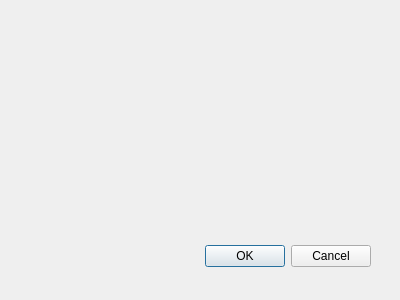
EthanXzhang/TransformPlatform, file projectiondialog.ui: the form before one commit.
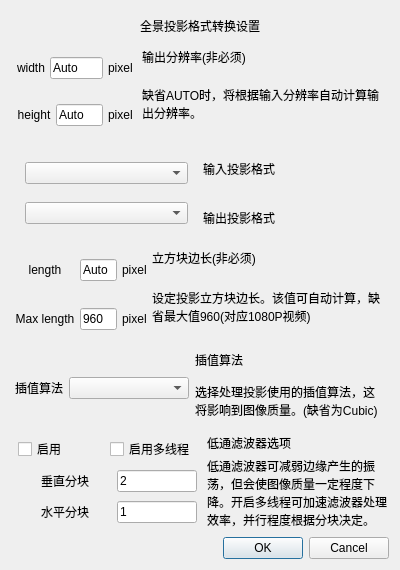
The form after the commit.

Commit message:
Projection UI finish
backup point at 2018.3.13 21:30

Patch:
```diff
--- a/projectiondialog.ui
+++ b/projectiondialog.ui
@@ -9,28 +9,724 @@
     <x>0</x>
     <y>0</y>
     <width>400</width>
-    <height>300</height>
+    <height>570</height>
    </rect>
   </property>
+  <property name="sizePolicy">
+   <sizepolicy hsizetype="Fixed" vsizetype="Fixed">
+    <horstretch>0</horstretch>
+    <verstretch>0</verstretch>
+   </sizepolicy>
+  </property>
   <property name="windowTitle">
    <string>Dialog</string>
   </property>
-  <widget name="buttonBox" class="QDialogButtonBox">
-   <property name="geometry">
-    <rect>
-     <x>30</x>
-     <y>240</y>
-     <width>341</width>
-     <height>32</height>
-    </rect>
-   </property>
-   <property name="orientation">
-    <enum>Qt::Horizontal</enum>
-   </property>
-   <property name="standardButtons">
-    <set>QDialogButtonBox::Cancel|QDialogButtonBox::Ok</set>
-   </property>
-  </widget>
+  <layout class="QGridLayout" name="gridLayout">
+   <item row="1" column="0">
+    <widget class="QDialogButtonBox" name="buttonBox">
+     <property name="orientation">
+      <enum>Qt::Horizontal</enum>
+     </property>
+     <property name="standardButtons">
+      <set>QDialogButtonBox::Cancel|QDialogButtonBox::Ok</set>
+     </property>
+    </widget>
+   </item>
+   <item row="0" column="0">
+    <layout class="QVBoxLayout" name="verticalLayout">
+     <property name="spacing">
+      <number>5</number>
+     </property>
+     <property name="leftMargin">
+      <number>2</number>
+     </property>
+     <property name="topMargin">
+      <number>2</number>
+     </property>
+     <property name="rightMargin">
+      <number>2</number>
+     </property>
+     <property name="bottomMargin">
+      <number>2</number>
+     </property>
+     <item>
+      <widget class="QLabel" name="label_7">
+       <property name="maximumSize">
+        <size>
+         <width>16777215</width>
+         <height>25</height>
+        </size>
+       </property>
+       <property name="styleSheet">
+        <string notr="true">font: 75 10pt &quot;微软雅黑&quot;;</string>
+       </property>
+       <property name="text">
+        <string>全景投影格式转换设置</string>
+       </property>
+       <property name="alignment">
+        <set>Qt::AlignCenter</set>
+       </property>
+      </widget>
+     </item>
+     <item>
+      <layout class="QHBoxLayout" name="horizontalLayout">
+       <property name="leftMargin">
+        <number>2</number>
+       </property>
+       <property name="topMargin">
+        <number>2</number>
+       </property>
+       <property name="rightMargin">
+        <number>2</number>
+       </property>
+       <property name="bottomMargin">
+        <number>2</number>
+       </property>
+       <item>
+        <layout class="QVBoxLayout" name="verticalLayout_2">
+         <property name="spacing">
+          <number>5</number>
+         </property>
+         <property name="leftMargin">
+          <number>2</number>
+         </property>
+         <property name="topMargin">
+          <number>2</number>
+         </property>
+         <property name="rightMargin">
+          <number>2</number>
+         </property>
+         <property name="bottomMargin">
+          <number>2</number>
+         </property>
+         <item>
+          <layout class="QHBoxLayout" name="horizontalLayout_2">
+           <item>
+            <widget class="QLabel" name="label_3">
+             <property name="sizePolicy">
+              <sizepolicy hsizetype="Preferred" vsizetype="Preferred">
+               <horstretch>0</horstretch>
+               <verstretch>0</verstretch>
+              </sizepolicy>
+             </property>
+             <property name="text">
+              <string>width</string>
+             </property>
+             <property name="alignment">
+              <set>Qt::AlignCenter</set>
+             </property>
+            </widget>
+           </item>
+           <item>
+            <widget class="QLineEdit" name="widthEdit">
+             <property name="sizePolicy">
+              <sizepolicy hsizetype="Preferred" vsizetype="Fixed">
+               <horstretch>0</horstretch>
+               <verstretch>0</verstretch>
+              </sizepolicy>
+             </property>
+             <property name="maximumSize">
+              <size>
+               <width>80</width>
+               <height>16777215</height>
+              </size>
+             </property>
+             <property name="text">
+              <string>Auto</string>
+             </property>
+            </widget>
+           </item>
+           <item>
+            <widget class="QLabel" name="label_4">
+             <property name="text">
+              <string>pixel</string>
+             </property>
+            </widget>
+           </item>
+          </layout>
+         </item>
+         <item>
+          <layout class="QHBoxLayout" name="horizontalLayout_3">
+           <item>
+            <widget class="QLabel" name="label_5">
+             <property name="text">
+              <string>height</string>
+             </property>
+             <property name="alignment">
+              <set>Qt::AlignCenter</set>
+             </property>
+            </widget>
+           </item>
+           <item>
+            <widget class="QLineEdit" name="heightEdit">
+             <property name="sizePolicy">
+              <sizepolicy hsizetype="Preferred" vsizetype="Fixed">
+               <horstretch>0</horstretch>
+               <verstretch>0</verstretch>
+              </sizepolicy>
+             </property>
+             <property name="maximumSize">
+              <size>
+               <width>80</width>
+               <height>16777215</height>
+              </size>
+             </property>
+             <property name="text">
+              <string>Auto</string>
+             </property>
+            </widget>
+           </item>
+           <item>
+            <widget class="QLabel" name="label_6">
+             <property name="text">
+              <string>pixel</string>
+             </property>
+            </widget>
+           </item>
+          </layout>
+         </item>
+        </layout>
+       </item>
+       <item>
+        <layout class="QVBoxLayout" name="verticalLayout_3">
+         <property name="spacing">
+          <number>5</number>
+         </property>
+         <property name="leftMargin">
+          <number>2</number>
+         </property>
+         <property name="topMargin">
+          <number>2</number>
+         </property>
+         <property name="rightMargin">
+          <number>2</number>
+         </property>
+         <property name="bottomMargin">
+          <number>2</number>
+         </property>
+         <item>
+          <widget class="QLabel" name="label_2">
+           <property name="maximumSize">
+            <size>
+             <width>16777215</width>
+             <height>20</height>
+            </size>
+           </property>
+           <property name="styleSheet">
+            <string notr="true">font: 75 10pt &quot;微软雅黑&quot;;</string>
+           </property>
+           <property name="text">
+            <string>输出分辨率(非必须)</string>
+           </property>
+          </widget>
+         </item>
+         <item>
+          <widget class="QLabel" name="label">
+           <property name="sizePolicy">
+            <sizepolicy hsizetype="Preferred" vsizetype="Preferred">
+             <horstretch>0</horstretch>
+             <verstretch>0</verstretch>
+            </sizepolicy>
+           </property>
+           <property name="text">
+            <string>缺省AUTO时，将根据输入分辨率自动计算输出分辨率。</string>
+           </property>
+           <property name="wordWrap">
+            <bool>true</bool>
+           </property>
+          </widget>
+         </item>
+        </layout>
+       </item>
+      </layout>
+     </item>
+     <item>
+      <layout class="QHBoxLayout" name="horizontalLayout_4">
+       <property name="leftMargin">
+        <number>2</number>
+       </property>
+       <property name="topMargin">
+        <number>2</number>
+       </property>
+       <property name="rightMargin">
+        <number>2</number>
+       </property>
+       <property name="bottomMargin">
+        <number>2</number>
+       </property>
+       <item>
+        <layout class="QVBoxLayout" name="verticalLayout_4">
+         <property name="leftMargin">
+          <number>10</number>
+         </property>
+         <property name="topMargin">
+          <number>2</number>
+         </property>
+         <property name="rightMargin">
+          <number>10</number>
+         </property>
+         <property name="bottomMargin">
+          <number>2</number>
+         </property>
+         <item>
+          <widget class="QComboBox" name="inputformatBox"/>
+         </item>
+         <item>
+          <widget class="QComboBox" name="outputformatBox"/>
+         </item>
+        </layout>
+       </item>
+       <item>
+        <layout class="QVBoxLayout" name="verticalLayout_5">
+         <item>
+          <widget class="QLabel" name="label_8">
+           <property name="styleSheet">
+            <string notr="true">font: 75 10pt &quot;微软雅黑&quot;;</string>
+           </property>
+           <property name="text">
+            <string>输入投影格式</string>
+           </property>
+          </widget>
+         </item>
+         <item>
+          <widget class="QLabel" name="label_9">
+           <property name="styleSheet">
+            <string notr="true">font: 75 10pt &quot;微软雅黑&quot;;</string>
+           </property>
+           <property name="text">
+            <string>输出投影格式</string>
+           </property>
+          </widget>
+         </item>
+        </layout>
+       </item>
+      </layout>
+     </item>
+     <item>
+      <layout class="QHBoxLayout" name="horizontalLayout_5">
+       <property name="leftMargin">
+        <number>2</number>
+       </property>
+       <property name="topMargin">
+        <number>2</number>
+       </property>
+       <property name="rightMargin">
+        <number>2</number>
+       </property>
+       <property name="bottomMargin">
+        <number>2</number>
+       </property>
+       <item>
+        <layout class="QVBoxLayout" name="verticalLayout_6">
+         <item>
+          <layout class="QHBoxLayout" name="horizontalLayout_8">
+           <item>
+            <widget class="QLabel" name="label_13">
+             <property name="minimumSize">
+              <size>
+               <width>60</width>
+               <height>0</height>
+              </size>
+             </property>
+             <property name="maximumSize">
+              <size>
+               <width>60</width>
+               <height>16777215</height>
+              </size>
+             </property>
+             <property name="text">
+              <string>length</string>
+             </property>
+             <property name="alignment">
+              <set>Qt::AlignCenter</set>
+             </property>
+            </widget>
+           </item>
+           <item>
+            <widget class="QLineEdit" name="lenghtEdit">
+             <property name="sizePolicy">
+              <sizepolicy hsizetype="Preferred" vsizetype="Fixed">
+               <horstretch>0</horstretch>
+               <verstretch>0</verstretch>
+              </sizepolicy>
+             </property>
+             <property name="maximumSize">
+              <size>
+               <width>80</width>
+               <height>16777215</height>
+              </size>
+             </property>
+             <property name="text">
+              <string>Auto</string>
+             </property>
+            </widget>
+           </item>
+           <item>
+            <widget class="QLabel" name="label_12">
+             <property name="text">
+              <string>pixel</string>
+             </property>
+            </widget>
+           </item>
+          </layout>
+         </item>
+         <item>
+          <layout class="QHBoxLayout" name="horizontalLayout_9">
+           <item>
+            <widget class="QLabel" name="label_15">
+             <property name="minimumSize">
+              <size>
+               <width>60</width>
+               <height>0</height>
+              </size>
+             </property>
+             <property name="maximumSize">
+              <size>
+               <width>60</width>
+               <height>16777215</height>
+              </size>
+             </property>
+             <property name="text">
+              <string>Max length</string>
+             </property>
+             <property name="alignment">
+              <set>Qt::AlignCenter</set>
+             </property>
+            </widget>
+           </item>
+           <item>
+            <widget class="QLineEdit" name="maxlengthEdit">
+             <property name="sizePolicy">
+              <sizepolicy hsizetype="Preferred" vsizetype="Fixed">
+               <horstretch>0</horstretch>
+               <verstretch>0</verstretch>
+              </sizepolicy>
+             </property>
+             <property name="maximumSize">
+              <size>
+               <width>80</width>
+               <height>16777215</height>
+              </size>
+             </property>
+             <property name="inputMask">
+              <string/>
+             </property>
+             <property name="text">
+              <string>960</string>
+             </property>
+            </widget>
+           </item>
+           <item>
+            <widget class="QLabel" name="label_14">
+             <property name="text">
+              <string>pixel</string>
+             </property>
+            </widget>
+           </item>
+          </layout>
+         </item>
+        </layout>
+       </item>
+       <item>
+        <layout class="QVBoxLayout" name="verticalLayout_7">
+         <item>
+          <widget class="QLabel" name="label_10">
+           <property name="maximumSize">
+            <size>
+             <width>16777215</width>
+             <height>20</height>
+            </size>
+           </property>
+           <property name="styleSheet">
+            <string notr="true">font: 75 10pt &quot;微软雅黑&quot;;</string>
+           </property>
+           <property name="text">
+            <string>立方块边长(非必须)</string>
+           </property>
+          </widget>
+         </item>
+         <item>
+          <widget class="QLabel" name="label_11">
+           <property name="text">
+            <string>设定投影立方块边长。该值可自动计算，缺省最大值960(对应1080P视频)</string>
+           </property>
+           <property name="wordWrap">
+            <bool>true</bool>
+           </property>
+          </widget>
+         </item>
+        </layout>
+       </item>
+      </layout>
+     </item>
+     <item>
+      <widget class="QWidget" name="horizontalWidget_6" native="true">
+       <property name="maximumSize">
+        <size>
+         <width>16777215</width>
+         <height>80</height>
+        </size>
+       </property>
+       <layout class="QHBoxLayout" name="horizontalLayout_6">
+        <property name="leftMargin">
+         <number>2</number>
+        </property>
+        <property name="topMargin">
+         <number>2</number>
+        </property>
+        <property name="rightMargin">
+         <number>2</number>
+        </property>
+        <property name="bottomMargin">
+         <number>2</number>
+        </property>
+        <item>
+         <widget class="QLabel" name="label_17">
+          <property name="maximumSize">
+           <size>
+            <width>16777215</width>
+            <height>30</height>
+           </size>
+          </property>
+          <property name="text">
+           <string>插值算法</string>
+          </property>
+          <property name="alignment">
+           <set>Qt::AlignCenter</set>
+          </property>
+         </widget>
+        </item>
+        <item>
+         <widget class="QComboBox" name="algorithmBox">
+          <property name="sizePolicy">
+           <sizepolicy hsizetype="Preferred" vsizetype="Fixed">
+            <horstretch>0</horstretch>
+            <verstretch>0</verstretch>
+           </sizepolicy>
+          </property>
+          <property name="minimumSize">
+           <size>
+            <width>120</width>
+            <height>0</height>
+           </size>
+          </property>
+          <property name="maximumSize">
+           <size>
+            <width>16777215</width>
+            <height>16777215</height>
+           </size>
+          </property>
+         </widget>
+        </item>
+        <item>
+         <layout class="QVBoxLayout" name="verticalLayout_8">
+          <item>
+           <widget class="QLabel" name="label_16">
+            <property name="minimumSize">
+             <size>
+              <width>180</width>
+              <height>0</height>
+             </size>
+            </property>
+            <property name="maximumSize">
+             <size>
+              <width>180</width>
+              <height>20</height>
+             </size>
+            </property>
+            <property name="styleSheet">
+             <string notr="true">font: 75 10pt &quot;微软雅黑&quot;;</string>
+            </property>
+            <property name="text">
+             <string>插值算法</string>
+            </property>
+           </widget>
+          </item>
+          <item>
+           <widget class="QLabel" name="label_18">
+            <property name="maximumSize">
+             <size>
+              <width>16777215</width>
+              <height>16777215</height>
+             </size>
+            </property>
+            <property name="text">
+             <string>选择处理投影使用的插值算法，这将影响到图像质量。(缺省为Cubic)</string>
+            </property>
+            <property name="wordWrap">
+             <bool>true</bool>
+            </property>
+           </widget>
+          </item>
+         </layout>
+        </item>
+       </layout>
+      </widget>
+     </item>
+     <item>
+      <layout class="QHBoxLayout" name="horizontalLayout_7">
+       <item>
+        <layout class="QVBoxLayout" name="verticalLayout_10">
+         <item>
+          <layout class="QHBoxLayout" name="horizontalLayout_10">
+           <property name="leftMargin">
+            <number>5</number>
+           </property>
+           <property name="rightMargin">
+            <number>5</number>
+           </property>
+           <item>
+            <widget class="QCheckBox" name="enableBox">
+             <property name="text">
+              <string>启用</string>
+             </property>
+            </widget>
+           </item>
+           <item>
+            <widget class="QCheckBox" name="mtBox">
+             <property name="text">
+              <string>启用多线程</string>
+             </property>
+            </widget>
+           </item>
+          </layout>
+         </item>
+         <item>
+          <layout class="QHBoxLayout" name="horizontalLayout_11">
+           <property name="leftMargin">
+            <number>5</number>
+           </property>
+           <property name="topMargin">
+            <number>0</number>
+           </property>
+           <property name="rightMargin">
+            <number>5</number>
+           </property>
+           <property name="bottomMargin">
+            <number>0</number>
+           </property>
+           <item>
+            <widget class="QLabel" name="label_19">
+             <property name="frameShape">
+              <enum>QFrame::NoFrame</enum>
+             </property>
+             <property name="text">
+              <string>垂直分块</string>
+             </property>
+             <property name="alignment">
+              <set>Qt::AlignCenter</set>
+             </property>
+            </widget>
+           </item>
+           <item>
+            <widget class="QLineEdit" name="vsEdit">
+             <property name="sizePolicy">
+              <sizepolicy hsizetype="Preferred" vsizetype="Fixed">
+               <horstretch>0</horstretch>
+               <verstretch>0</verstretch>
+              </sizepolicy>
+             </property>
+             <property name="maximumSize">
+              <size>
+               <width>80</width>
+               <height>16777215</height>
+              </size>
+             </property>
+             <property name="inputMask">
+              <string/>
+             </property>
+             <property name="text">
+              <string>2</string>
+             </property>
+            </widget>
+           </item>
+          </layout>
+         </item>
+         <item>
+          <layout class="QHBoxLayout" name="horizontalLayout_12">
+           <property name="leftMargin">
+            <number>5</number>
+           </property>
+           <property name="rightMargin">
+            <number>5</number>
+           </property>
+           <item>
+            <widget class="QLabel" name="label_20">
+             <property name="text">
+              <string>水平分块</string>
+             </property>
+             <property name="alignment">
+              <set>Qt::AlignCenter</set>
+             </property>
+            </widget>
+           </item>
+           <item>
+            <widget class="QLineEdit" name="hsEdit">
+             <property name="sizePolicy">
+              <sizepolicy hsizetype="Preferred" vsizetype="Fixed">
+               <horstretch>0</horstretch>
+               <verstretch>0</verstretch>
+              </sizepolicy>
+             </property>
+             <property name="maximumSize">
+              <size>
+               <width>80</width>
+               <height>16777215</height>
+              </size>
+             </property>
+             <property name="inputMask">
+              <string/>
+             </property>
+             <property name="text">
+              <string>1</string>
+             </property>
+            </widget>
+           </item>
+          </layout>
+         </item>
+        </layout>
+       </item>
+       <item>
+        <layout class="QVBoxLayout" name="verticalLayout_9">
+         <item>
+          <widget class="QLabel" name="label_21">
+           <property name="maximumSize">
+            <size>
+             <width>16777215</width>
+             <height>20</height>
+            </size>
+           </property>
+           <property name="styleSheet">
+            <string notr="true">font: 75 10pt &quot;微软雅黑&quot;;</string>
+           </property>
+           <property name="text">
+            <string>低通滤波器选项</string>
+           </property>
+          </widget>
+         </item>
+         <item>
+          <widget class="QLabel" name="label_22">
+           <property name="maximumSize">
+            <size>
+             <width>180</width>
+             <height>16777215</height>
+            </size>
+           </property>
+           <property name="text">
+            <string>低通滤波器可减弱边缘产生的振荡，但会使图像质量一定程度下降。开启多线程可加速滤波器处理效率，并行程度根据分块决定。</string>
+           </property>
+           <property name="wordWrap">
+            <bool>true</bool>
+           </property>
+          </widget>
+         </item>
+        </layout>
+       </item>
+      </layout>
+     </item>
+    </layout>
+   </item>
+  </layout>
  </widget>
  <pixmapfunction/>
  <resources/>
```
Left out of the diff: 7 changed lines with no effect on the pictures. The commit also changes 2 other files.
